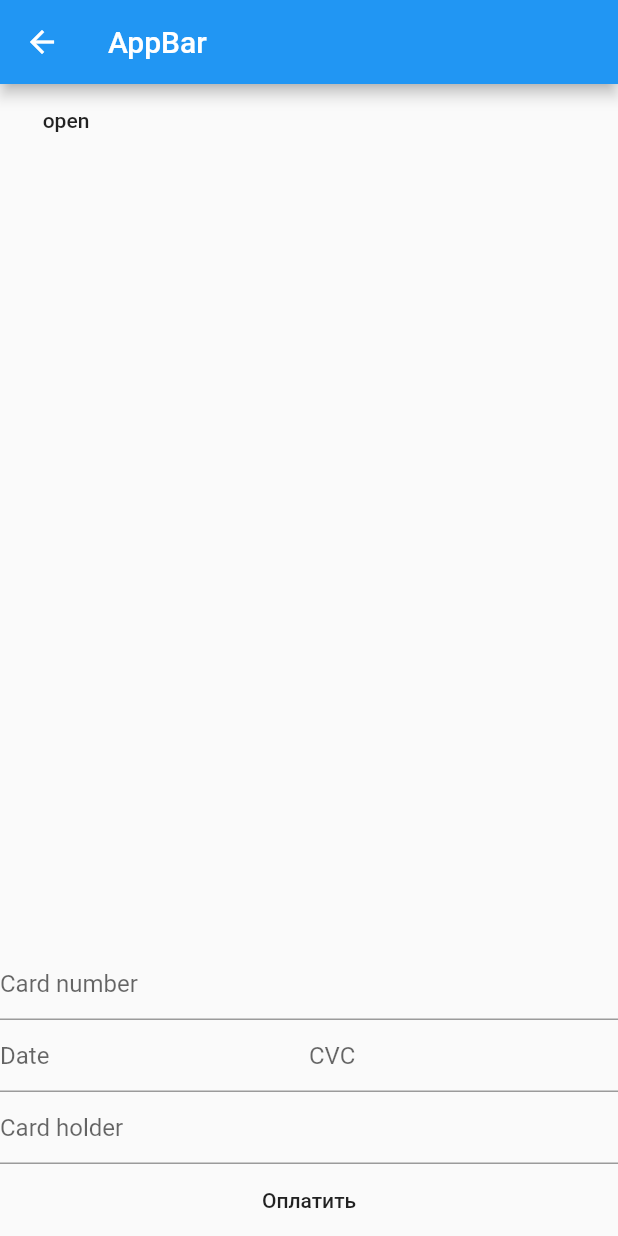
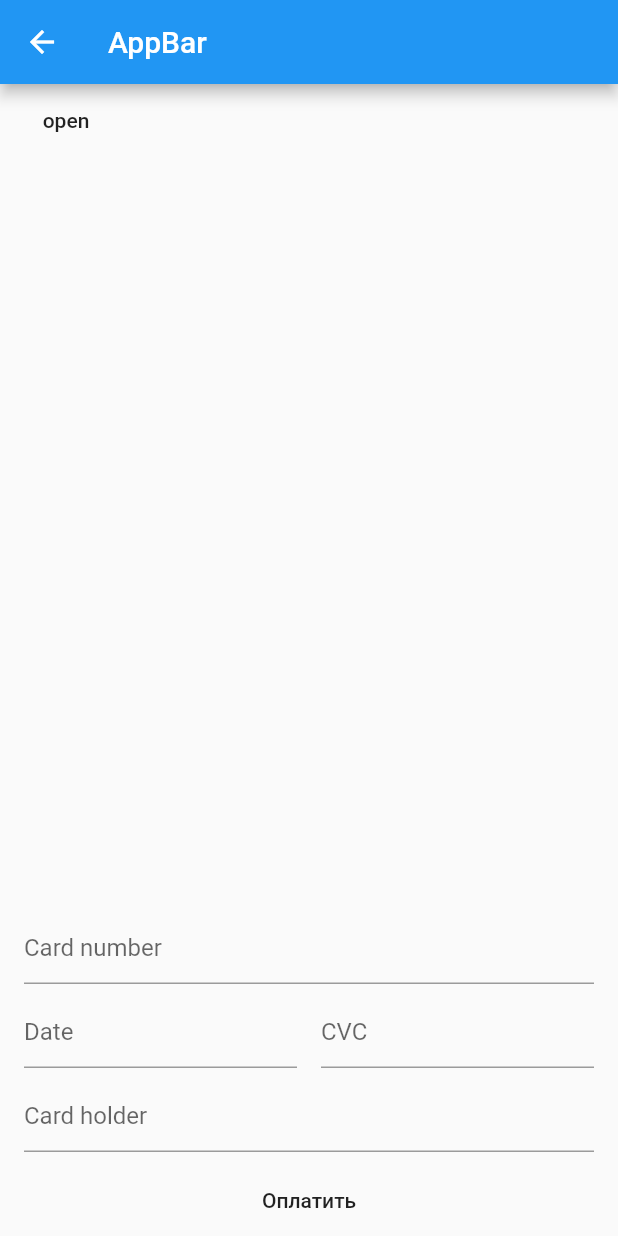
Before and after one commit to gygyms/cloud_payments_flutter, a Flutter app: the screen it shows after launch, after a tap on "open", after a tap on "Карта", on a phone screen of 412 x 824 dp. Run offline on Flutter 3.47's test engine with Material 2 defaults, Android fonts, the phone set to English and light mode, and no system bars.

Commit message:
Добавлены сохраненные карты

```diff
--- a/example/lib/home_page.dart
+++ b/example/lib/home_page.dart
@@ -1,5 +1,5 @@
 import 'package:cloudpaymentsflutter/cloudpaymentsflutter.dart';
-import 'package:cloudpaymentsflutter/payment_parameters.dart';
+import 'package:cloudpaymentsflutter/saved_card.dart';
 import 'package:cloudpaymentsflutter/payment_callback.dart';
 import 'package:flutter/material.dart';
 import 'package:flutter/services.dart';
@@ -30,6 +30,8 @@ class HomePage extends StatelessWidget {
       print("sended to server");
     },(error,context){
       print("showing error");
+    },(token,context){
+      print(token);
     });
     return Scaffold(
       key:scaffoldKey,
@@ -42,7 +44,7 @@ class HomePage extends StatelessWidget {
             String platformVersion;
             // Platform messages may fail, so we use a try/catch PlatformException.
             try {
-              platformVersion = await Cloudpaymentsflutter.getPlatformVersion(PaymentParameters("00","00","00","pt_000000"),context,scaffoldKey,
+              platformVersion = await Cloudpaymentsflutter.getPlatformVersion(List<SavedCard>()..add(SavedCard("saved_card1","xz"))..add(SavedCard("saved_card2","xz2")),"pt_000000",context,scaffoldKey,
                   callback);
             } on PlatformException {
               platformVersion = 'Failed to get platform version.';
--- a/lib/cloudpaymentsflutter.dart
+++ b/lib/cloudpaymentsflutter.dart
@@ -3,6 +3,7 @@ import 'dart:async';
 import 'package:cloudpaymentsflutter/3ds_parameters.dart';
 import 'package:cloudpaymentsflutter/payment_callback.dart';
 import 'package:cloudpaymentsflutter/payment_parameters.dart';
+import 'package:cloudpaymentsflutter/saved_card.dart';
 import 'package:flutter/material.dart';
 import 'package:flutter/services.dart';
 
@@ -10,14 +11,18 @@ class Cloudpaymentsflutter {
   static const MethodChannel _channel =
   const MethodChannel('cloudpaymentsflutter');
 
-  static Future<String> getPlatformVersion(PaymentParameters paymentParameters,
-      BuildContext context, GlobalKey<ScaffoldState> scaffoldKey,PaymentCallback paymentCallback) async {
-    var map = paymentParameters.toMap();
+  static Future<String> getPlatformVersion(List<SavedCard> savedCards,
+      String publicId,
+      BuildContext context, GlobalKey<ScaffoldState> scaffoldKey,
+      PaymentCallback paymentCallback) async {
     scaffoldKey.currentState.showBottomSheet((context) =>
-        PaymentWidget(context, scaffoldKey, GlobalKey<NavigatorState>(),paymentParameters.publicId,paymentCallback));
+        PaymentWidget(
+            context, scaffoldKey, GlobalKey<NavigatorState>(), publicId,
+            savedCards, paymentCallback));
     /*  final String version =
         await _channel.invokeMethod('getPlatformVersion', map);
-    */return "";
+    */
+    return "";
   }
 
   static Future<String> show3Ds(ThreeDsParameters threeDsParameters) async {
@@ -31,12 +36,14 @@ class PaymentWidget extends StatefulWidget {
   BuildContext context;
   GlobalKey<ScaffoldState> scaffoldKey;
   GlobalKey<NavigatorState> navigatorKey;
+  List<SavedCard> savedCards;
   final String publicId;
 
   @override
   State createState() => PaymentWidgetState();
 
-  PaymentWidget(this.context, this.scaffoldKey, this.navigatorKey,this.publicId,this.paymentCallback);
+  PaymentWidget(this.context, this.scaffoldKey, this.navigatorKey,
+      this.publicId, this.savedCards, this.paymentCallback);
 }
 
 class PaymentWidgetState extends State<PaymentWidget> {
@@ -45,9 +52,10 @@ class PaymentWidgetState extends State<PaymentWidget> {
   @override
   void initState() {
     super.initState();
-    showingWidget = PaymentMethodsWidget(context, navigate,widget.publicId,widget.paymentCallback);
+    showingWidget = PaymentMethodsWidget(
+        context, navigate, widget.publicId,widget.savedCards, widget.paymentCallback);
+  }
 
-  }
   //Navigator navigator;
   @override
   Widget build(BuildContext context) {
@@ -73,8 +81,10 @@ class PaymentMethodsWidget extends StatelessWidget {
   Function navigate;
   final String publicId;
   PaymentCallback paymentCallback;
+  List<SavedCard> savedCards;
 
-  PaymentMethodsWidget(this.context, this.navigate,this.publicId,this.paymentCallback);
+  PaymentMethodsWidget(this.context, this.navigate, this.publicId,
+      this.savedCards, this.paymentCallback);
 
   @override
   Widget build(BuildContext context) {
@@ -88,16 +98,22 @@ class PaymentMethodsWidget extends StatelessWidget {
             //await _channel.invokeMethod('show_3ds',map);
           },
         ),
-        FlatButton(
-          child: Text('Сохраненная карта'),
+        ListView.builder(
+          shrinkWrap: true,
+            itemCount: savedCards.length,
+            itemBuilder: (context, index) {
+              return FlatButton(
+                child: Text(savedCards[index].name),
                 onPressed: () async {
-            //await _channel.invokeMethod('show_3ds',map);
+                  paymentCallback.onRecurrentPaymentCallback(savedCards[index].token,context);
                 },
-        ),
+              );
+            }),
+
         FlatButton(
           child: Text('Карта'),
           onPressed: () async {
-            navigate(CardPaymentWidget(publicId,paymentCallback));
+            navigate(CardPaymentWidget(publicId, paymentCallback));
             //await _channel.invokeMethod('show_3ds',map);
           },
         ),
@@ -113,7 +129,7 @@ class CardPaymentWidget extends StatefulWidget {
   PaymentCallback paymentCallback;
 
 
-  CardPaymentWidget(this.publicId,this.paymentCallback);
+  CardPaymentWidget(this.publicId, this.paymentCallback);
 
   @override
   State<StatefulWidget> createState() => CardPaymentWidgetState();
@@ -122,10 +138,10 @@ class CardPaymentWidget extends StatefulWidget {
 class CardPaymentWidgetState extends State<CardPaymentWidget> {
   static const MethodChannel _channel =
   const MethodChannel('cloudpaymentsflutter');
-  String cardNumber="";
-  String date="";
-  String cvc="";
-  String name="";
+  String cardNumber = "";
+  String date = "";
+  String cvc = "";
+  String name = "";
 
 
   @override
@@ -133,7 +149,10 @@ class CardPaymentWidgetState extends State<CardPaymentWidget> {
     return Column(
       mainAxisSize: MainAxisSize.min,
       children: <Widget>[
-        TextField(
+        Padding(
+          padding: const EdgeInsets.fromLTRB(16.0, 16.0, 16.0, 8.0),
+          child: TextField(
+            keyboardType: TextInputType.number,
             decoration: const InputDecoration(
                 hintText: 'Card number'),
             onChanged: (text) {
@@ -141,21 +160,30 @@ class CardPaymentWidgetState extends State<CardPaymentWidget> {
               print("First text field: $text");
             },
           ),
+        ),
         Row(
           mainAxisSize: MainAxisSize.max,
           children: <Widget>[
             Expanded(
+              child: Padding(
+                padding: const EdgeInsets.only(left: 16.0, right: 8.0),
                 child: TextField(
+                  keyboardType: TextInputType.number,
                   decoration: const InputDecoration(
-                    hintText: 'Date'),
+                    hintText: 'Date',
+                  ),
                   onChanged: (text) {
                     date = text;
                     print("First text field: $text");
                   },
                 ),
               ),
+            ),
             Expanded(
+              child: Padding(
+                padding: const EdgeInsets.only(left: 8.0, right: 16.0),
                 child: TextField(
+                  keyboardType: TextInputType.number,
                   decoration: const InputDecoration(
                       hintText: 'CVC'),
                   onChanged: (text) {
@@ -164,10 +192,13 @@ class CardPaymentWidgetState extends State<CardPaymentWidget> {
                   },
                 ),
               ),
+            ),
 
           ],
         ),
-        TextField(
+        Padding(
+          padding: const EdgeInsets.fromLTRB(16.0, 8.0, 16.0, 8.0),
+          child: TextField(
             decoration: const InputDecoration(
                 hintText: 'Card holder'),
             onChanged: (text) {
@@ -175,15 +206,19 @@ class CardPaymentWidgetState extends State<CardPaymentWidget> {
               print("First text field: $text");
             },
           ),
+        ),
         FlatButton(
           child: Text('Оплатить'),
           onPressed: () async {
             Navigator.pop(context);
-            _channel.invokeMethod('getPlatformVersion', PaymentParameters(cardNumber,date,cvc,widget.publicId).toMap()).catchError((onError){
-              widget.paymentCallback.onCardPaymentError(onError.toString(),context);
+            _channel.invokeMethod('getPlatformVersion',
+                PaymentParameters(cardNumber, date, cvc, widget.publicId)
+                    .toMap()).catchError((onError) {
+              widget.paymentCallback.onCardPaymentError(
+                  onError.toString(), context);
             }).then((value) {
-              if(value!=null)
-                widget.paymentCallback.onCardPaymentCallback(value,context);
+              if (value != null)
+                widget.paymentCallback.onCardPaymentCallback(value, context);
             }
             );
             //await _channel.invokeMethod('show_3ds',map);
--- a/lib/payment_callback.dart
+++ b/lib/payment_callback.dart
@@ -2,12 +2,16 @@
 import 'package:flutter/cupertino.dart';
 typedef void CryptogramSuccessCallbackFunction(String cryptogram,BuildContext context);
 typedef void CryptogramErrorCallbackFunction(String error, BuildContext context);
+typedef void RecurringCallbackFunction(String token, BuildContext context);
+
 
 class PaymentCallback{
   CryptogramSuccessCallbackFunction onCardPaymentCallback;//(String cryptogram,BuildContext context);
   CryptogramErrorCallbackFunction onCardPaymentError;
 
+  RecurringCallbackFunction onRecurrentPaymentCallback;
+
   PaymentCallback(this.onCardPaymentCallback,
-      this.onCardPaymentError); //(String error, BuildContext context);
+      this.onCardPaymentError,this.onRecurrentPaymentCallback); //(String error, BuildContext context);
 
 }
--- /dev/null
+++ b/lib/saved_card.dart
@@ -0,0 +1,9 @@
+
+class SavedCard{
+  String name;
+  String token;
+
+  SavedCard(this.name, this.token);
+
+
+}
```
Lines whose indentation alone changed are shown as unchanged.
